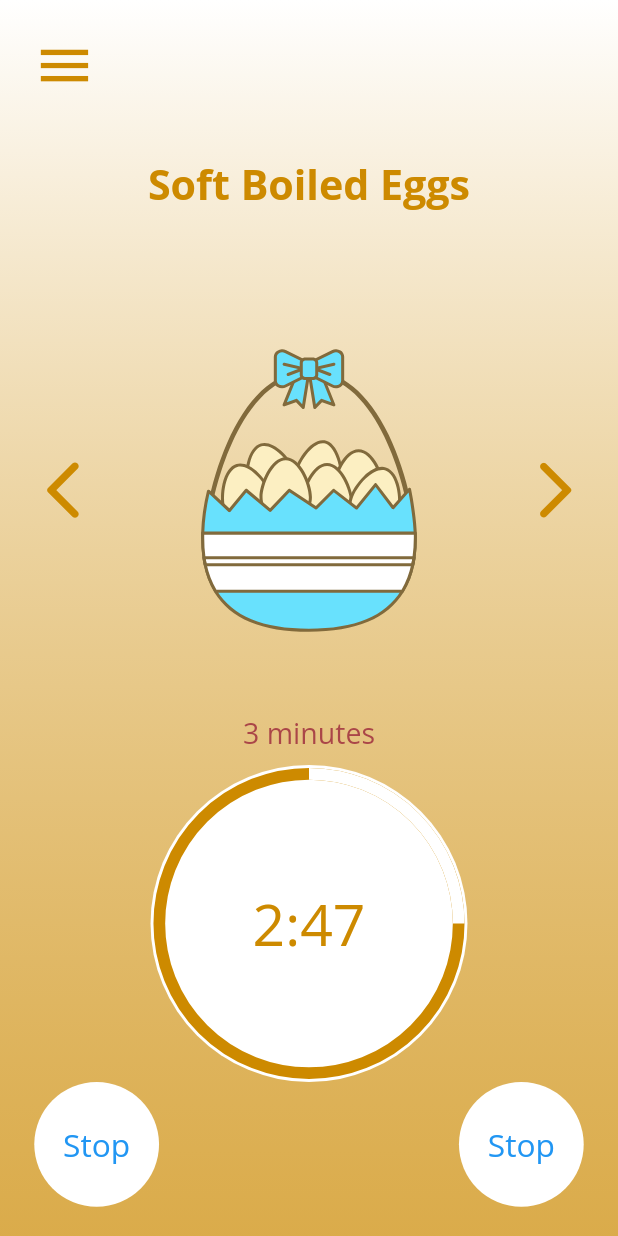
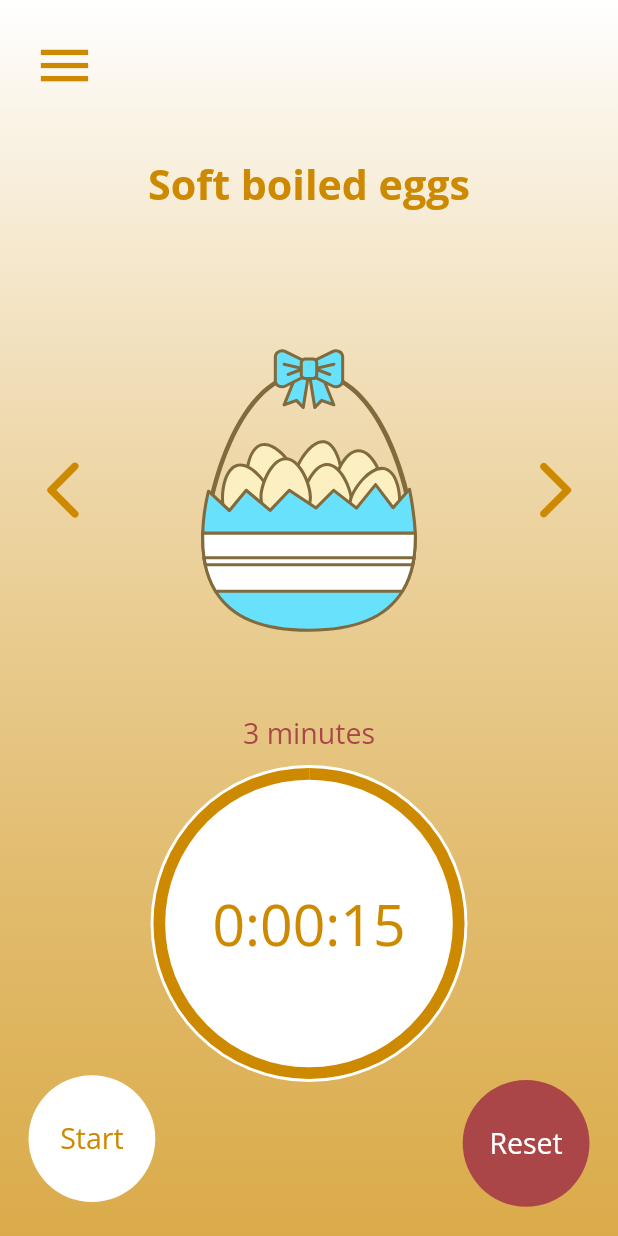
Before and after one commit to kit2512/egg_time_counter, a Flutter app: the screen it shows after launch, on a phone screen of 412 x 824 dp. Run offline on Flutter 3.47's test engine with Material 2 defaults, Android fonts, the phone set to English and light mode, and no system bars; our stand-ins replace flutter_svg.

Commit message:
met requirements

```diff
--- a/lib/data/models/item.dart
+++ b/lib/data/models/item.dart
@@ -1,11 +1,15 @@
+import 'package:flutter/material.dart';
+
 class Item {
   final Duration duration;
   final String imageUrl;
   final String name;
+  final Color? color;
 
   Item({
     required this.imageUrl,
     required this.duration,
     required this.name,
+    this.color,
   });
 }
--- /dev/null
+++ b/lib/data/models/item_manager.dart
@@ -0,0 +1,45 @@
+import 'package:flutter/cupertino.dart';
+import 'package:time_counter/config/config.dart';
+import 'package:flutter/material.dart';
+
+import './item.dart';
+
+class ItemManager extends ChangeNotifier {
+  int _selectedItem = 0;
+  Color selectedColor = kPrimaryColor;
+  final List<Item> items = [
+    Item(
+      duration: const Duration(
+        seconds: 15,
+      ),
+      imageUrl: "assets/images/egg_1.svg",
+      name: "Soft boiled eggs",
+      color: Colors.blue,
+    ),
+    Item(
+        duration: const Duration(
+          minutes: 1,
+          seconds: 15,
+        ),
+        imageUrl: "assets/images/egg_2.svg",
+        name: "Overcooked boiled eggs",
+        color: Colors.amber),
+    Item(
+      duration: const Duration(
+        minutes: 2,
+        seconds: 10,
+      ),
+      imageUrl: "assets/images/egg_3.svg",
+      name: "Undercooked boiled eggs",
+      color: Colors.red,
+    ),
+  ];
+
+  Item get curerntItem => items[_selectedItem];
+
+  void goToItem(int index) {
+    _selectedItem = index;
+    selectedColor = items[_selectedItem].color ?? kPrimaryColor;
+    notifyListeners();
+  }
+}
--- a/lib/data/models/models.dart
+++ b/lib/data/models/models.dart
@@ -1 +1,3 @@
 export 'item.dart';
+export 'item_manager.dart';
+export 'timer_manager.dart';
--- /dev/null
+++ b/lib/data/models/timer_manager.dart
@@ -0,0 +1,65 @@
+import 'dart:async';
+
+import 'package:flutter/cupertino.dart';
+
+class TimerManager extends ChangeNotifier {
+  static const Duration period = Duration(seconds: 1);
+  Timer? _timer;
+
+  Duration duration;
+  Duration currentDuration;
+  bool isStarted = false;
+
+  TimerManager({required this.duration}) : currentDuration = duration;
+
+  String get stringDuration => _formatDuration(currentDuration);
+  double get remainingRatio => currentDuration.inSeconds / duration.inSeconds;
+
+  void start() {
+    if (currentDuration != const Duration()) {
+      isStarted = true;
+      notifyListeners();
+
+      _timer = Timer.periodic(period, (timer) {
+        currentDuration = currentDuration - period;
+        if (currentDuration == const Duration()) {
+          timer.cancel();
+        }
+        notifyListeners();
+      });
+    }
+  }
+
+  void pause() {
+    isStarted = false;
+    if (_timer != null) {
+      _timer!.cancel();
+    }
+    notifyListeners();
+  }
+
+  void reset() {
+    isStarted = false;
+    if (_timer != null) {
+      _timer!.cancel();
+    }
+    currentDuration = duration;
+    notifyListeners();
+  }
+
+  String _formatDuration(Duration duration) {
+    if (duration == const Duration()) {
+      return "Over!";
+    } else {
+      return duration.toString().split(".").first;
+    }
+  }
+
+  @override
+  void dispose() {
+    if (_timer != null) {
+      _timer!.cancel();
+    }
+    super.dispose();
+  }
+}
--- a/lib/main.dart
+++ b/lib/main.dart
@@ -1,6 +1,9 @@
 import 'package:flutter/material.dart';
+import 'package:provider/provider.dart';
+import 'package:time_counter/config/config.dart';
+
+import 'data/models/models.dart';
 import 'ui/screens/screens.dart';
-import 'config/config.dart';
 
 void main() => runApp(TimeCounterApp());
 
@@ -9,14 +12,28 @@ class TimeCounterApp extends StatelessWidget {
 
   @override
   Widget build(BuildContext context) {
+    return MultiProvider(
+        providers: [
+          ChangeNotifierProvider<ItemManager>(
+              create: (context) => ItemManager()),
+          ChangeNotifierProxyProvider<ItemManager, TimerManager>(
+            create: (context) => TimerManager(duration: Duration()),
+            update: (context, itemManager, timerManager) =>
+                TimerManager(duration: itemManager.curerntItem.duration),
+          )
+        ],
+        child: Consumer<ItemManager>(
+          builder: (context, manager, _) {
             return MaterialApp(
               theme: ThemeData(
                 splashColor: kPrimaryColor,
                 fontFamily: 'Open Sans',
                 primaryColor: kPrimaryColor,
-        iconTheme: const IconThemeData(color: kPrimaryColor),
+                iconTheme: IconThemeData(color: manager.selectedColor),
               ),
               home: Home(),
             );
+          },
+        ));
   }
 }
--- /dev/null
+++ b/lib/ui/components/clock_face.dart
@@ -0,0 +1,71 @@
+import 'package:flutter/material.dart';
+import 'package:provider/provider.dart';
+import 'package:time_counter/data/models/models.dart';
+import 'dart:math';
+
+import '../../config/config.dart';
+
+class ClockFace extends StatelessWidget {
+  final String currentTime;
+  final double value;
+  const ClockFace({
+    required this.currentTime,
+    required this.value,
+    Key? key,
+  }) : super(key: key);
+
+  @override
+  Widget build(BuildContext context) {
+    return Column(
+      children: [
+        Text(
+          "3 minutes",
+          style: TextStyle(
+            fontSize: getPWidth(18),
+            color: const Color(0xFFAA4648),
+          ),
+        ),
+        SizedBox(
+          height: getPHeight(8),
+        ),
+        SizedBox(
+          height: getPWidth(200),
+          child: AspectRatio(
+            aspectRatio: 1 / 1,
+            child: Stack(
+              alignment: Alignment.center,
+              children: [
+                Container(
+                  decoration: const BoxDecoration(
+                    shape: BoxShape.circle,
+                    color: Colors.white,
+                  ),
+                  padding: EdgeInsets.all(getPHeight(6)),
+                  constraints: const BoxConstraints.expand(),
+                  child: Transform(
+                    alignment: Alignment.center,
+                    transform: Matrix4.rotationY(pi),
+                    child: CircularProgressIndicator(
+                      strokeWidth: getPHeight(8),
+                      backgroundColor: Colors.white,
+                      value: value,
+                      color: Provider.of<ItemManager>(context).selectedColor,
+                    ),
+                  ),
+                ),
+                Text(
+                  currentTime,
+                  textAlign: TextAlign.center,
+                  style: TextStyle(
+                    color: Provider.of<ItemManager>(context).selectedColor,
+                    fontSize: getPWidth(36),
+                  ),
+                )
+              ],
+            ),
+          ),
+        ),
+      ],
+    );
+  }
+}
--- a/lib/ui/components/components.dart
+++ b/lib/ui/components/components.dart
@@ -1 +1,3 @@
 export 'custom_page_view.dart';
+export 'rounded_button.dart';
+export 'clock_face.dart';
--- a/lib/ui/components/custom_page_view.dart
+++ b/lib/ui/components/custom_page_view.dart
@@ -10,7 +10,7 @@ List<Widget> pages = [
 ];
 
 class CustomPageView extends StatefulWidget {
-  Function(int)? onChanged;
+  final Function(int) onChanged;
   final Widget Function(BuildContext, int) itemBuilder;
   final int itemCount;
 
@@ -18,7 +18,7 @@ class CustomPageView extends StatefulWidget {
     Key? key,
     required this.itemBuilder,
     required this.itemCount,
-    this.onChanged,
+    required this.onChanged,
   }) : super(key: key);
 
   @override
@@ -35,6 +35,7 @@ class _CustomPageViewState extends State<CustomPageView> {
       duration: const Duration(milliseconds: 500),
       curve: Curves.ease,
     );
+    widget.onChanged(pageIndex);
   }
 
   void goToNextPage() {
--- /dev/null
+++ b/lib/ui/components/rounded_button.dart
@@ -0,0 +1,48 @@
+import 'package:flutter/material.dart';
+import 'package:provider/provider.dart';
+import 'package:time_counter/data/models/models.dart';
+import '../../config/config.dart';
+
+class RoundedButton extends StatelessWidget {
+  final String text;
+  final Color? textColor;
+  final Color? backgroundColor;
+  final Function()? onPressed;
+  final double size;
+  final double? textFontSize;
+  const RoundedButton({
+    Key? key,
+    required this.text,
+    required this.onPressed,
+    required this.size,
+    this.textColor,
+    this.backgroundColor,
+    this.textFontSize,
+  }) : super(key: key);
+
+  Widget build(BuildContext context) {
+    return SizedBox(
+      height: size,
+      child: AspectRatio(
+        aspectRatio: 1 / 1,
+        child: TextButton(
+          style: TextButton.styleFrom(
+            backgroundColor: backgroundColor ?? Colors.white,
+            shape: const CircleBorder(),
+            padding: EdgeInsets.zero,
+          ),
+          child: Text(
+            text,
+            style: TextStyle(
+              fontSize: textFontSize ?? getPWidth(18),
+              fontWeight: FontWeight.w500,
+              color:
+                  textColor ?? Provider.of<ItemManager>(context).selectedColor,
+            ),
+          ),
+          onPressed: onPressed,
+        ),
+      ),
+    );
+  }
+}
--- a/lib/ui/screens/home_screen.dart
+++ b/lib/ui/screens/home_screen.dart
@@ -1,24 +1,10 @@
 import 'package:flutter/material.dart';
 import 'package:flutter_svg/svg.dart';
+import 'package:provider/provider.dart';
 
 import '../components/components.dart';
 import '../../config/config.dart';
 import '../../data/models/models.dart';
-
-List<Item> items = <Item>[
-  Item(
-      duration: const Duration(seconds: 3),
-      name: "Soft Boiled Eggs",
-      imageUrl: "assets/images/egg_1.svg"),
-  Item(
-      duration: const Duration(seconds: 4),
-      name: "Hard Boiled Eggs",
-      imageUrl: "assets/images/egg_2.svg"),
-  Item(
-      duration: const Duration(seconds: 5),
-      name: "Liquid Boiled Egges",
-      imageUrl: "assets/images/egg_3.svg"),
-];
 
 class HomeScreen extends StatelessWidget {
   const HomeScreen({
@@ -34,7 +20,10 @@ class HomeScreen extends StatelessWidget {
       ),
       decoration: BoxDecoration(
         gradient: LinearGradient(
-          colors: [kPrimaryColor.withOpacity(0.7), Colors.white],
+          colors: [
+            Provider.of<ItemManager>(context).selectedColor.withOpacity(0.7),
+            Colors.white
+          ],
           begin: Alignment.bottomCenter,
           end: Alignment.topCenter,
         ),
@@ -64,12 +53,12 @@ class HomeScreen extends StatelessWidget {
               child: SizedBox(
                 width: getPWidth(210),
                 child: Text(
-                  "Soft Boiled Eggs",
+                  Provider.of<ItemManager>(context).curerntItem.name,
                   textAlign: TextAlign.center,
                   maxLines: 2,
                   style: TextStyle(
                     fontSize: getPWidth(26),
-                    color: kPrimaryColor,
+                    color: Provider.of<ItemManager>(context).selectedColor,
                     fontWeight: FontWeight.bold,
                   ),
                 ),
@@ -78,110 +67,58 @@ class HomeScreen extends StatelessWidget {
           ),
           Expanded(
             flex: 30,
-              child: CustomPageView(
+            child: Consumer<ItemManager>(
+              builder: (context, manager, _) {
+                return CustomPageView(
                   itemBuilder: (context, index) {
-                  return SvgPicture.asset(items[index].imageUrl,
+                    return SvgPicture.asset(manager.items[index].imageUrl,
                         fit: BoxFit.scaleDown);
                   },
-                itemCount: items.length,
-              )),
-          Expanded(
-            flex: 33,
-            child: Column(
-              children: [
-                Text(
-                  "3 minutes",
-                  style: TextStyle(
-                    fontSize: getPWidth(18),
-                    color: const Color(0xFFAA4648),
-                  ),
-                ),
-                SizedBox(
-                  height: getPHeight(8),
-                ),
-                SizedBox(
-                  height: getPWidth(200),
-                  child: AspectRatio(
-                    aspectRatio: 1 / 1,
-                    child: Stack(
-                      alignment: Alignment.center,
-                      children: [
-                        Container(
-                          decoration: const BoxDecoration(
-                            shape: BoxShape.circle,
-                            color: Colors.white,
-                          ),
-                          padding: EdgeInsets.all(getPHeight(6)),
-                          constraints: const BoxConstraints.expand(),
-                          child: CircularProgressIndicator(
-                            strokeWidth: getPHeight(8),
-                            backgroundColor: kPrimaryColor,
-                            // TODO: replace with percentage
-                            value: 0.25,
-                            color: Colors.white,
-                          ),
-                        ),
-                        Text(
-                          // TODO: Replace with remaining time
-                          "2:47",
-                          textAlign: TextAlign.center,
-                          style: TextStyle(
-                            color: kPrimaryColor,
-                            fontSize: getPWidth(36),
-                          ),
-                        )
-                      ],
-                    ),
+                  itemCount: manager.items.length,
+                  onChanged: (index) {
+                    manager.goToItem(index);
+                    Provider.of<TimerManager>(context, listen: false).reset();
+                  },
+                );
+              },
             ),
           ),
           Expanded(
-                  child: Row(
-                    mainAxisAlignment: MainAxisAlignment.spaceBetween,
-                    crossAxisAlignment: CrossAxisAlignment.stretch,
+            flex: 33,
+            child: Consumer<TimerManager>(builder: (context, timerManager, _) {
+              return Stack(
+                alignment: Alignment.center,
                 children: [
-                      SizedBox(
-                        width: getPWidth(86),
-                        child: TextButton(
-                          style: TextButton.styleFrom(
-                            backgroundColor: Colors.white,
-                            shape: CircleBorder(),
-                            padding: EdgeInsets.zero,
+                  ClockFace(
+                    currentTime: timerManager.stringDuration,
+                    value: timerManager.remainingRatio,
                   ),
-                          child: Text(
-                            "Stop",
-                            style: TextStyle(
-                                fontSize: getPWidth(20),
-                                fontWeight: FontWeight.w500),
-                          ),
-                          onPressed: () {
-                            // TODO: Stop,
-                          },
+                  Positioned(
+                    bottom: 0,
+                    right: 0,
+                    child: RoundedButton(
+                      size: getPWidth(80),
+                      text: "Reset",
+                      onPressed: timerManager.reset,
+                      textColor: Colors.white,
+                      backgroundColor: const Color(0xFFAA4648),
                     ),
                   ),
-                      SizedBox(
-                        width: getPWidth(86),
-                        child: TextButton(
-                          style: TextButton.styleFrom(
-                            backgroundColor: Colors.white,
-                            shape: CircleBorder(),
-                            padding: EdgeInsets.zero,
-                          ),
-                          child: Text(
-                            "Stop",
-                            style: TextStyle(
-                                fontSize: getPWidth(20),
-                                fontWeight: FontWeight.w500),
-                          ),
-                          onPressed: () {
-                            // TODO: Stop,
-                          },
+                  Positioned(
+                    bottom: 0,
+                    left: 0,
+                    width: getPWidth(80),
+                    child: RoundedButton(
+                      size: getPWidth(86),
+                      text: timerManager.isStarted ? "Pause" : "Start",
+                      onPressed: timerManager.isStarted
+                          ? timerManager.pause
+                          : timerManager.start,
                     ),
                   ),
                 ],
-                  ),
-                )
-              ],
-            ),
+              );
+            }),
           ),
         ],
       ),
```
Also changed, not shown: pubspec.yaml (+2 -6 lines), pubspec.lock, 1 other file. Lines whose indentation alone changed are shown as unchanged.
